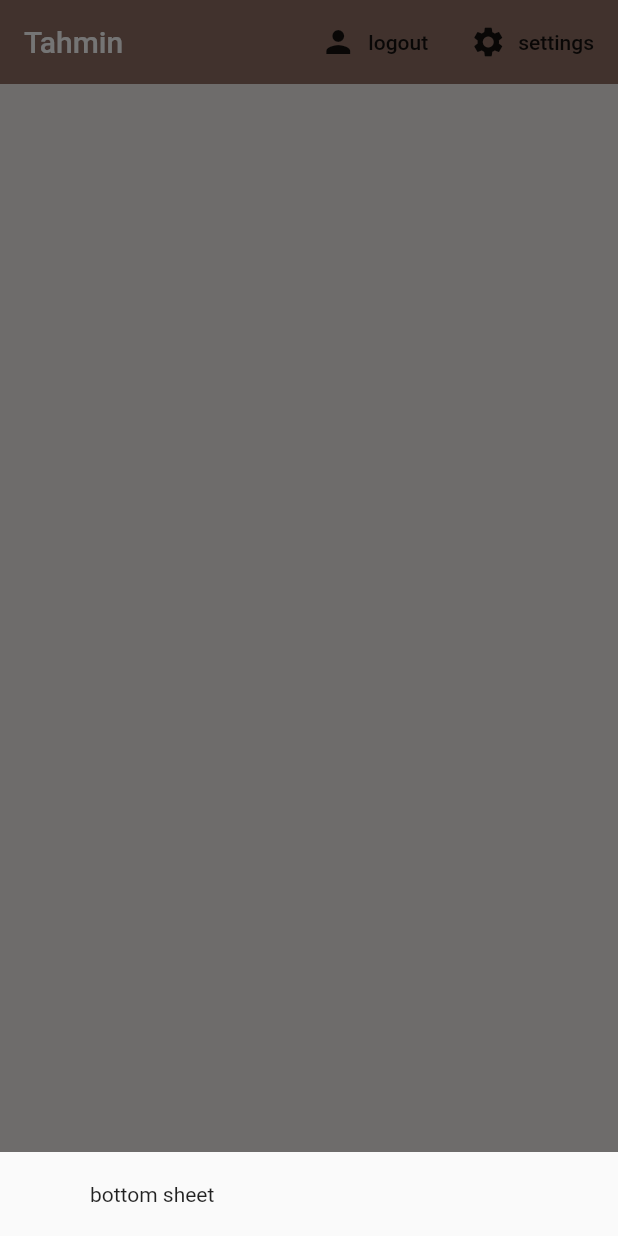
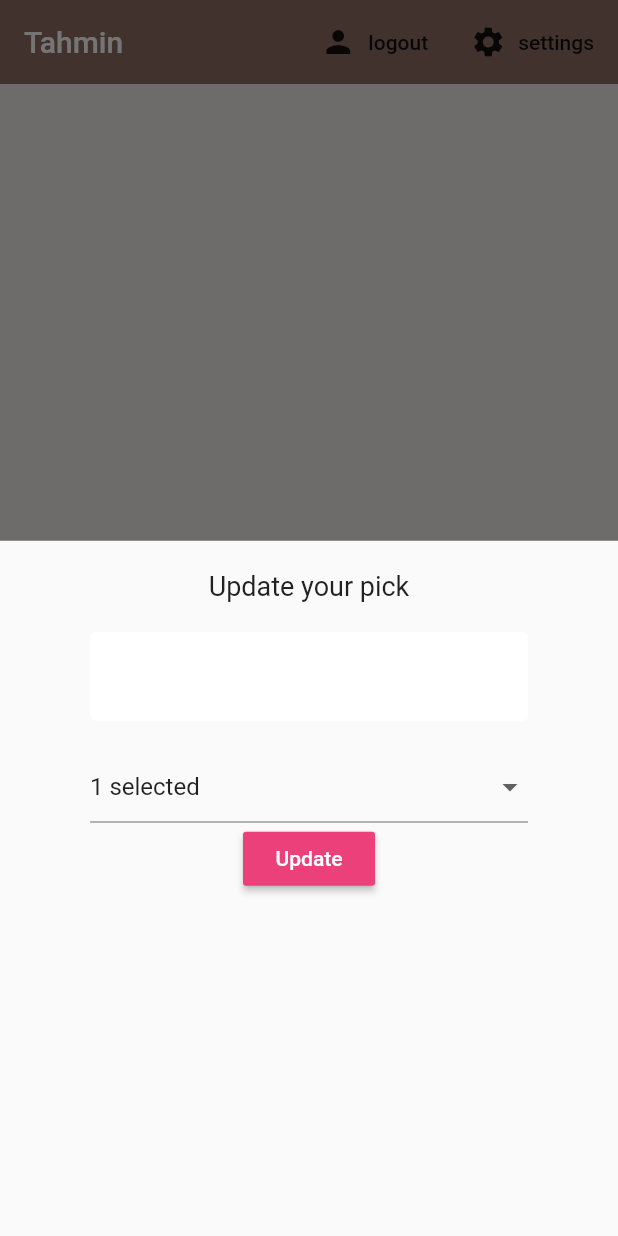
Before and after one commit to neysene/tahmin_challenge, a Flutter app: the screen it shows once a user with an empty profile is signed in, after a tap on "settings", on a phone screen of 412 x 824 dp. Run offline on Flutter 3.47's test engine with Material 2 defaults, Android fonts, the phone set to English and light mode, and no system bars; our stand-ins replace cloud_firestore, firebase_auth, flutter_spinkit; accounts and stored records are empty.

```diff
--- a/lib/screens/home/home.dart
+++ b/lib/screens/home/home.dart
@@ -1,5 +1,6 @@
 import 'package:flutter/material.dart';
 import 'package:tahmin_challenge/models/tip.dart';
+import 'package:tahmin_challenge/screens/home/settings_form.dart';
 import 'package:tahmin_challenge/services/auth.dart';
 import 'package:tahmin_challenge/services/database.dart';
 import 'package:provider/provider.dart';
@@ -16,7 +17,7 @@ class Home extends StatelessWidget {
       showModalBottomSheet(context: context, builder: (context) {
         return Container(
           padding: EdgeInsets.symmetric(vertical: 20.0, horizontal: 60.0),
-          child: Text('bottom sheet'),
+          child: SettingsForm(),
         );
       });
     }
--- /dev/null
+++ b/lib/screens/home/settings_form.dart
@@ -0,0 +1,66 @@
+import 'package:flutter/material.dart';
+import 'package:tahmin_challenge/shared/constants.dart';
+
+class SettingsForm extends StatefulWidget {
+  @override
+  _SettingsFormState createState() => _SettingsFormState();
+}
+
+class _SettingsFormState extends State<SettingsForm> {
+
+  final _formKey = GlobalKey<FormState>();
+  final List<String> pick = ['1', '0', '2'];
+
+  //for values
+  int _currentGameID;
+  String _currentName;
+  String _currentPick;
+  int _currentStatus;
+
+  @override
+  Widget build(BuildContext context) {
+    return Form(
+      key: _formKey,
+      child: Column(
+        children: <Widget>[
+          Text(
+            'Update your pick',
+            style: TextStyle(fontSize: 18.0),
+          ),
+          SizedBox(height: 20.0),
+          TextFormField(
+            decoration: textInputDecoration,
+            validator: (val) => val.isEmpty ? 'Please enter a name' : null,
+            onChanged: (val) => setState(() => _currentName = val),
+          ),
+          SizedBox(height: 20.0,),
+          //dropdown
+          DropdownButtonFormField(
+            value: _currentPick ?? '1',
+            items: pick.map((pic) {
+              return DropdownMenuItem(
+                value: pic,
+                child: Text('$pic selected'),
+              );
+            }).toList(),
+            onChanged: (val) => setState(() => _currentPick = val ),
+          ),
+          //slider
+          RaisedButton(
+            color: Colors.pink[400],
+            child: Text(
+              'Update',
+              style: TextStyle(color: Colors.white),
+            ),
+            onPressed: () async {
+              print(_currentGameID);
+              print(_currentName);
+              print(_currentPick);
+              print(_currentStatus);
+            }
+          ),
+        ],
+      ),
+    );
+  }
+}
```
